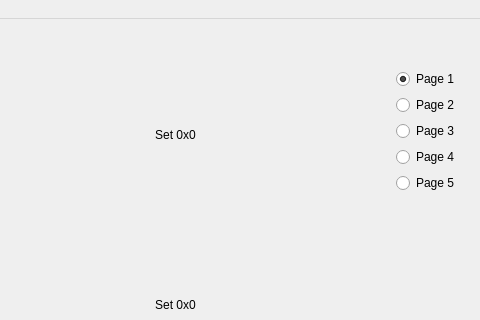
Old version of the form ui/mainwindow.ui in the repository MoisesAPC/PPP; both pictures show x 114 to 594 and y 0 to 320 of the 594 by 717 pixel window.
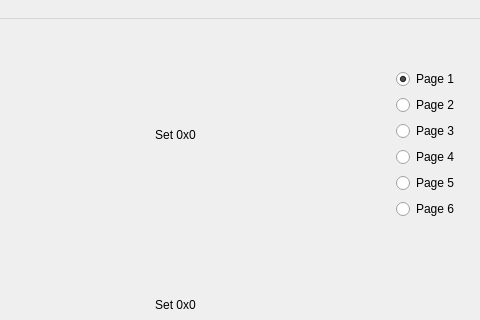
New version of the form. The open tabs and pages were chosen to show the change. Icons and pictures are not drawn.

Commit message: Event flags GUI finished

Diff of the .ui file:
```diff
--- a/ui/mainwindow.ui
+++ b/ui/mainwindow.ui
@@ -69,7 +69,7 @@
         <x>500</x>
         <y>40</y>
         <width>61</width>
-        <height>126</height>
+        <height>152</height>
        </rect>
       </property>
       <layout class="QVBoxLayout" name="vlEventFlagPageSelect">
@@ -111,6 +111,13 @@
          </property>
         </widget>
        </item>
+       <item>
+        <widget class="QRadioButton" name="rbEventFlagPage6">
+         <property name="text">
+          <string>Page 6</string>
+         </property>
+        </widget>
+       </item>
       </layout>
      </widget>
      <widget class="QStackedWidget" name="stackWidgetEventFlagsPages">
```
Left out of the diff: 300 changed lines with no effect on the pictures. The commit also changes 1 other file.
